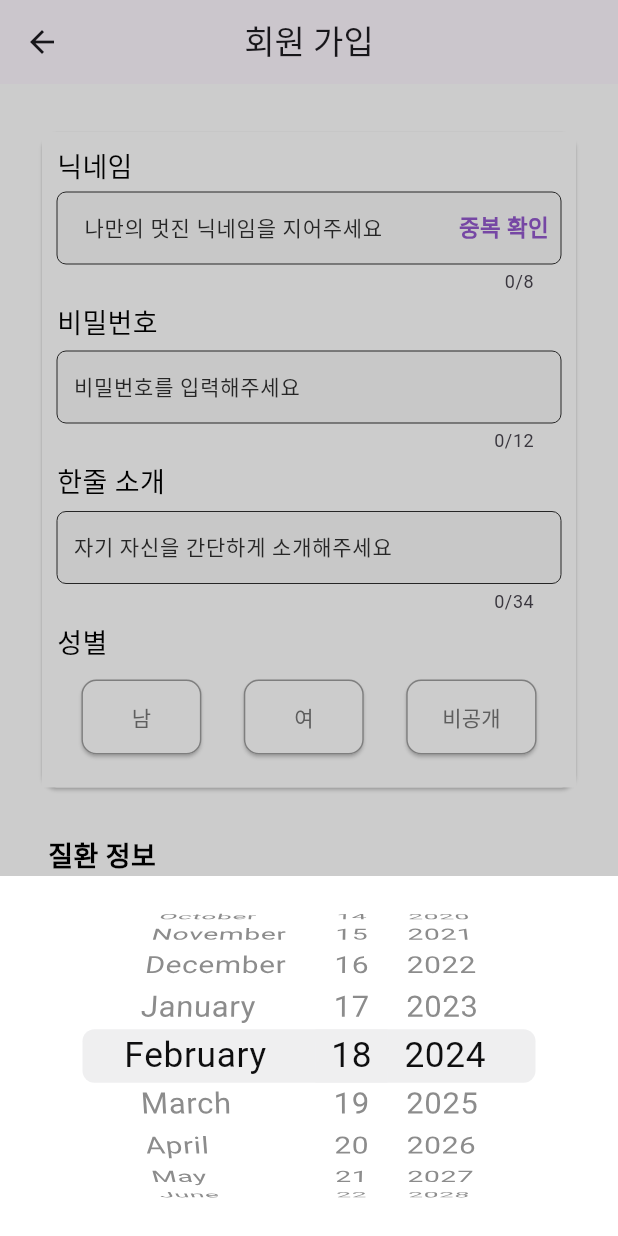
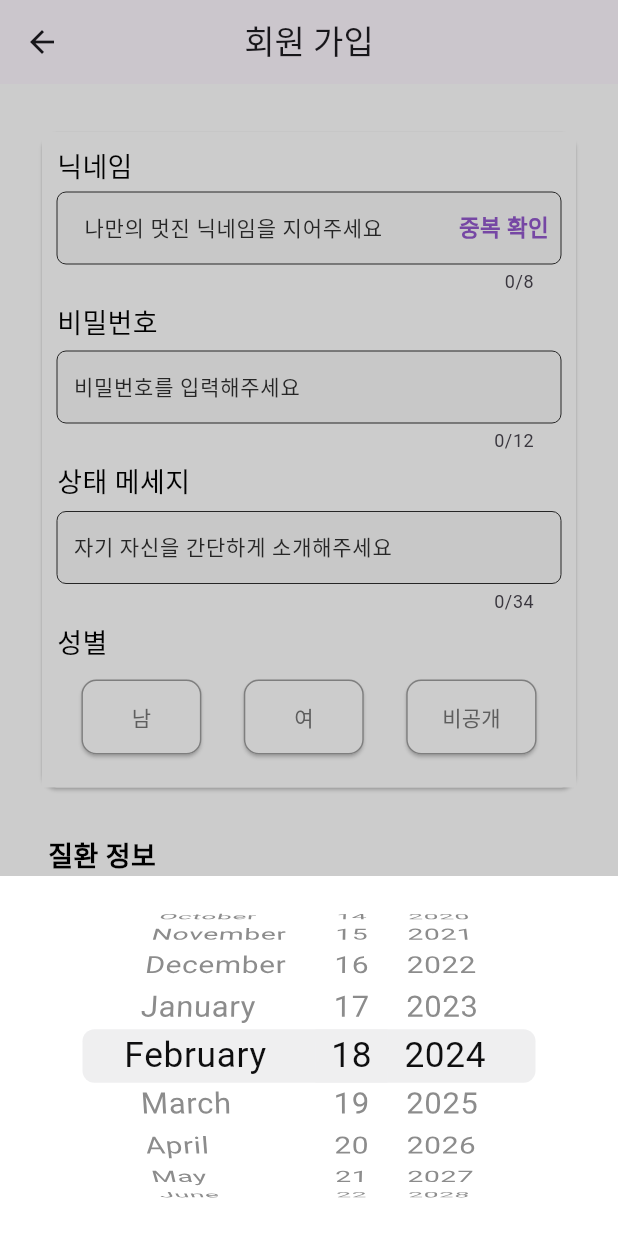
Before and after one commit to UniBond-jijijin/UniBond-flutter, a Flutter app: the JoinScreen screen opened directly, after a tap on an icon or button, on a phone screen of 412 x 824 dp. Run offline on Flutter 3.47's test engine with Material 3 defaults, Android fonts, the phone set to English and light mode, and no system bars; our stand-ins replace dio, flutter_dotenv, flutter_secure_storage, flutter_svg, fluttertoast, get and 3 more; missing offline and left inert: timeago_flutter; accounts and stored records are empty; Roboto replaces fonts that are missing (Pretendard); project files that could hold a hidden picture were left out.

```diff
--- a/unibond/lib/view/screens/letter/letter_read_screen.dart
+++ b/unibond/lib/view/screens/letter/letter_read_screen.dart
@@ -68,7 +68,7 @@ class _LetterReadScreenState extends State<LetterReadScreen> {
               ),
               const PopupMenuItem<String>(
                 value: 'block',
-                child: Text('차단하기'),
+                child: Text('삭제 하기'),
               ),
             ],
             icon: const Icon(Icons.more_vert, color: Colors.black),
--- a/unibond/lib/view/screens/letter/letter_write_screen.dart
+++ b/unibond/lib/view/screens/letter/letter_write_screen.dart
@@ -60,7 +60,7 @@ class LetterWriteScreen extends StatelessWidget {
                           mainAxisAlignment: MainAxisAlignment.start,
                           children: [
                             Text(
-                              '* 전송된 편지는 6시간 후에 도착합니다.',
+                              '* 전송된 편지는 3시간 후에 도착합니다.',
                               style: TextStyle(color: primaryColor),
                             ),
                           ],
--- a/unibond/lib/view/screens/user/join_screen.dart
+++ b/unibond/lib/view/screens/user/join_screen.dart
@@ -366,11 +366,11 @@ class _JoinScreenState extends State<JoinScreen> {
                               ),
                             ),
                             const Text(
-                              '한줄 소개',
+                              '상태 메세지',
                               style: askTextStyle,
                             ),
                             Semantics(
-                              label: '한줄 소개 입력',
+                              label: '상태 메세지 입력',
                               child: MyCustomTextFormField(
                                 controller: bioController,
                                 onChanged: (value) {},
@@ -487,7 +487,7 @@ class _JoinScreenState extends State<JoinScreen> {
                                 InkWell(
                                   onTap: () => _showDatePicker(context),
                                   child: Semantics(
-                                    label: '진단시기 선택(년)',
+                                    label: '진단시기 년도 선택',
                                     child: Container(
                                       padding: const EdgeInsets.all(8),
                                       decoration: BoxDecoration(
@@ -515,7 +515,7 @@ class _JoinScreenState extends State<JoinScreen> {
                                 InkWell(
                                   onTap: () => _showDatePicker(context),
                                   child: Semantics(
-                                    label: '진단시기 선택(월)',
+                                    label: '진단시기 월 선택',
                                     child: Container(
                                       padding: const EdgeInsets.all(8),
                                       decoration: BoxDecoration(
@@ -543,7 +543,7 @@ class _JoinScreenState extends State<JoinScreen> {
                                 InkWell(
                                   onTap: () => _showDatePicker(context),
                                   child: Semantics(
-                                    label: '진단시기 선택(일)',
+                                    label: '진단시기 일 선택',
                                     child: Container(
                                       padding: const EdgeInsets.all(8),
                                       decoration: BoxDecoration(
```
Also changed, not shown: unibond/lib/view/screens/letter/letter_box_screen.dart (+5 -8 lines), unibond/lib/view/screens/letter/letter_list_screen.dart (+30 -2 lines), unibond/lib/view/screens/user/profile_screen.dart (+9 -14 lines).
